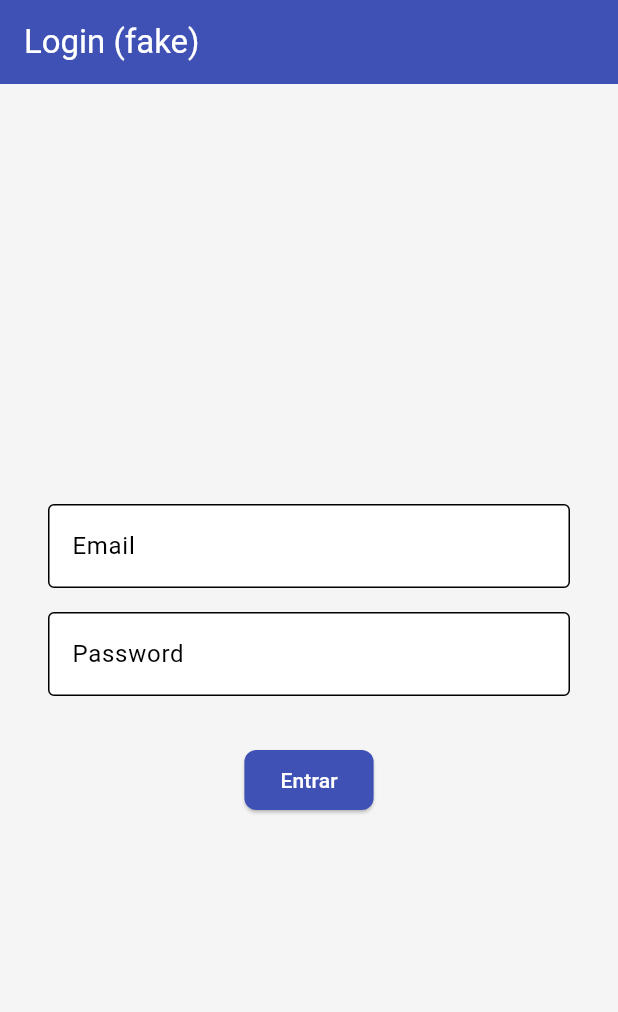
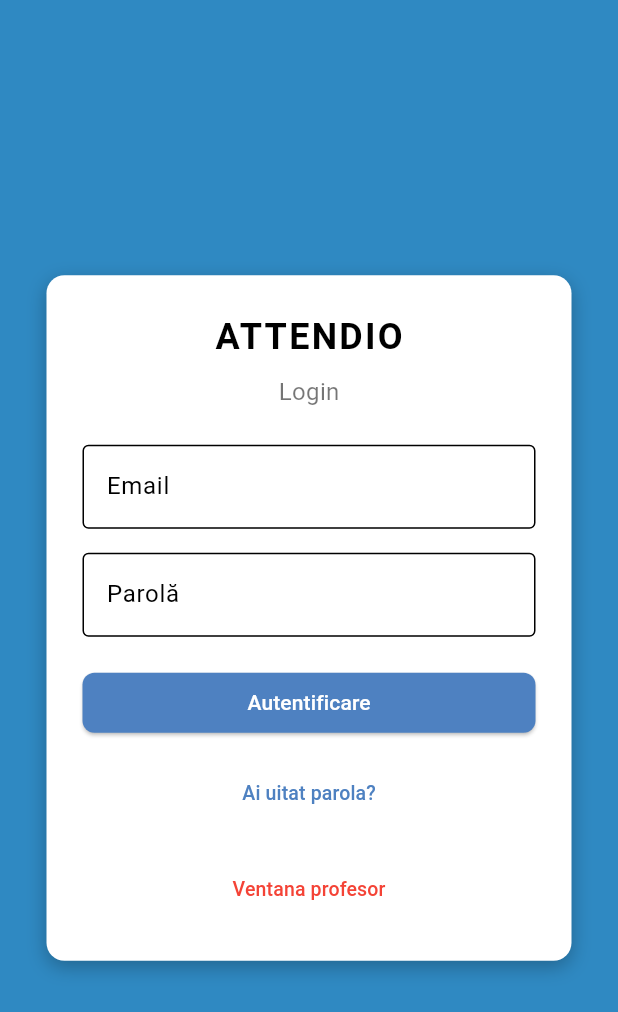
Before and after one commit to ARotija/Attendio-mobile, a Flutter app: the screen it shows after launch, on a phone screen of 412 x 824 dp. Shown: the top 1012 px of the screen. Run offline on Flutter 3.47's test engine with Material 3 defaults, Android fonts, the phone set to English and light mode, and no system bars; our stand-ins replace badges.

Commit message:
Descripción de tus cambios

```diff
--- a/lib/main.dart
+++ b/lib/main.dart
@@ -3,16 +3,16 @@ import 'theme.dart';
 import 'routes.dart';
 
 void main() {
-  runApp(EduNetApp());
+  runApp(Attendio());
 }
 
-class EduNetApp extends StatelessWidget {
-  const EduNetApp({super.key});
+class Attendio extends StatelessWidget {
+  const Attendio({super.key});
 
   @override
   Widget build(BuildContext context) {
     return MaterialApp(
-      title: 'EduNet',
+      title: 'Attendio',
       debugShowCheckedModeBanner: false,
       theme: lightTheme,
       initialRoute: '/login',
--- a/lib/screens/auth/login.dart
+++ b/lib/screens/auth/login.dart
@@ -1,4 +1,4 @@
-import 'package:flutter/material.dart';
+/*import 'package:flutter/material.dart';
 
 class LoginScreen extends StatelessWidget {
   static const routeName = '/login';
@@ -40,3 +40,104 @@ class LoginScreen extends StatelessWidget {
     );
   }
 }
+*/
+import 'package:flutter/material.dart';
+import 'package:attendio_mobile/theme.dart';
+
+class LoginScreen extends StatelessWidget {
+  static const routeName = '/login';
+
+  const LoginScreen({super.key});
+
+  @override
+  Widget build(BuildContext context) {
+    return Scaffold(
+      backgroundColor: AppColors.primarySwatch[400], // Fondo azul claro
+      body: Center(
+        child: Container(
+          width: 350,
+          padding: const EdgeInsets.all(24),
+          decoration: BoxDecoration(
+            color: Colors.white,
+            borderRadius: BorderRadius.circular(12),
+            boxShadow: const [
+              BoxShadow(
+                color: Colors.black26,
+                blurRadius: 10,
+                offset: Offset(0, 4),
+              ),
+            ],
+          ),
+          child: Column(
+            mainAxisSize: MainAxisSize.min,
+            children: [
+              const Text(
+                'ATTENDIO',
+                style: TextStyle(
+                  fontWeight: FontWeight.bold,
+                  fontSize: 24,
+                  letterSpacing: 1.5,
+                ),
+              ),
+              const SizedBox(height: 8),
+              const Text(
+                'Login',
+                style: TextStyle(
+                  fontSize: 16,
+                  color: Colors.black54,
+                ),
+              ),
+              const SizedBox(height: 24),
+              TextField(
+                decoration: InputDecoration(
+                  labelText: 'Email',
+                  hintText: 'name@gmail.com',
+                ),
+              ),
+              const SizedBox(height: 16),
+              TextField(
+                obscureText: true,
+                decoration: InputDecoration(
+                  labelText: 'Parolă',
+                  hintText: '********',
+                ),
+              ),
+              const SizedBox(height: 24),
+              SizedBox(
+                width: double.infinity,
+                height: 40,
+                child: ElevatedButton(
+                  onPressed: () {
+                    // Aquí deberías poner el destino real tras login
+                    Navigator.pushReplacementNamed(context, '/tutor/home');
+                  },
+                  child: const Text('Autentificare'),
+                ),
+              ),
+              const SizedBox(height: 16),
+              TextButton(
+                onPressed: () {
+                  // Acción de "Olvidé contraseña"
+                },
+                child: const Text(
+                  'Ai uitat parola?',
+                  style: TextStyle(fontSize: 13),
+                ),
+              ),
+              const SizedBox(height: 16),
+              TextButton(
+                onPressed: () {
+                  Navigator.pushReplacementNamed(context, '/student/home');
+                },
+                child: const Text(
+                  'Ventana profesor',
+                  style: TextStyle(fontSize: 13, color: Colors.red),
+                ),
+              )
+            ],
+          ),
+        ),
+      ),
+    );
+  }
+}
--- a/lib/screens/student/attendance.dart
+++ b/lib/screens/student/attendance.dart
@@ -8,8 +8,8 @@ class StudentAttendanceScreen extends StatelessWidget {
 
   // Dummy attendance stats per subject
   final Map<String, Map<String, int>> attendance = {
-    'Matemáticas': { 'present': 20, 'absent': 2 },
-    'Lengua':       { 'present': 22, 'absent': 0 },
+    'Matematica': { 'present': 20, 'absent': 2 },
+    'Limba si Literatura Romana':       { 'present': 22, 'absent': 0 },
     'Ciencias':     { 'present': 19, 'absent': 3 },
   };
 
@@ -25,7 +25,7 @@ class StudentAttendanceScreen extends StatelessWidget {
     return Scaffold(
       drawer: SidebarDrawer(role: 'student', currentRoute: routeName),
       appBar: AppBar(
-        title: Text('Mis Ausencias'),
+        title: Text('Prezenta mea'),
         actions: [
           NotificationBell(
             count: newNotificationsCount,
@@ -39,9 +39,9 @@ class StudentAttendanceScreen extends StatelessWidget {
         child: Column(
           crossAxisAlignment: CrossAxisAlignment.start,
           children: [
-            Text('Total Ausencias:', style: Theme.of(context).textTheme.titleMedium),
-            Text('Presente: $totalPresent'),
-            Text('Ausente:  $totalAbsent'),
+            Text('Total Absente:', style: Theme.of(context).textTheme.titleMedium),
+            Text('Prezent: $totalPresent'),
+            Text('Absent:  $totalAbsent'),
             Divider(height: 32),
             Expanded(
               child: ListView(
@@ -53,7 +53,7 @@ class StudentAttendanceScreen extends StatelessWidget {
                     margin: EdgeInsets.symmetric(vertical: 6),
                     child: ListTile(
                       title: Text(subj),
-                      subtitle: Text('Presente: $p · Ausente: $a'),
+                      subtitle: Text('Prezent: $p · Absent: $a'),
                       trailing: Row(
                         mainAxisSize: MainAxisSize.min,
                         children: [
--- a/lib/theme.dart
+++ b/lib/theme.dart
@@ -1,7 +1,21 @@
 import 'package:flutter/material.dart';
 
 class AppColors {
-  static const MaterialColor primarySwatch = Colors.indigo;
+  static const MaterialColor primarySwatch = MaterialColor(
+    0xFF4E81C1, // Color base: rgb(78, 129, 193)
+    <int, Color>{
+      50: Color(0xFFE1F0F8),
+      100: Color(0xFFB3D1E8),
+      200: Color(0xFF80B5D9),
+      300: Color(0xFF4D99C9),
+      400: Color(0xFF2F89C2),
+      500: Color(0xFF4E81C1), // Base
+      600: Color(0xFF4371B2),
+      700: Color(0xFF3960A3),
+      800: Color(0xFF2F4F94),
+      900: Color(0xFF263F86),
+    },
+  ); // Primary color: rgb(63, 81, 181)
   static const Color accent = Colors.amber;
   static const Color background = Color(0xFFF5F5F5);
   static const Color sidebar = Color(0xFF1F4E8C);
@@ -12,7 +26,7 @@ final ThemeData lightTheme = ThemeData(
   primarySwatch: AppColors.primarySwatch,
   colorScheme: ColorScheme.light(
     primary: AppColors.primarySwatch,
-    secondary: AppColors.accent,
+    secondary: const Color.fromARGB(255, 28, 255, 7),
     surface: AppColors.background,
   ),
   scaffoldBackgroundColor: AppColors.background,
--- a/lib/widgets/sidebar_drawer.dart
+++ b/lib/widgets/sidebar_drawer.dart
@@ -73,23 +73,23 @@ class SidebarDrawer extends StatelessWidget {
           _NavItem('Home', Icons.home, '/teacher/home'),
           _NavItem('Notas', Icons.note, '/teacher/notes'),
           _NavItem('Asistencias', Icons.how_to_reg, '/teacher/attendance'),
-          _NavItem('Buscar', Icons.search, '/teacher/search'),
+          _NavItem('Cauta', Icons.search, '/teacher/search'),
           _NavItem('Perfil', Icons.settings, '/teacher/profile'),
         ];
       case 'student':
         return [
           _NavItem('Home', Icons.home, '/student/home'),
-          _NavItem('Notas', Icons.note, '/student/notes'),
-          _NavItem('Ausencias', Icons.how_to_reg, '/student/attendance'),
-          _NavItem('Notificaciones', Icons.notifications, '/student/notifications'),
+          _NavItem('Note', Icons.note, '/student/notes'),
+          _NavItem('Absente', Icons.how_to_reg, '/student/attendance'),
+          _NavItem('Notificatii', Icons.notifications, '/student/notifications'),
           _NavItem('Perfil', Icons.settings, '/student/profile'),
         ];
       case 'tutor':
         return [
           _NavItem('Home', Icons.home, '/tutor/home'),
-          _NavItem('Notas', Icons.note, '/tutor/notes'),
-          _NavItem('Ausencias', Icons.how_to_reg, '/tutor/attendance'),
-          _NavItem('Notificaciones', Icons.notifications, '/tutor/notifications'),
+          _NavItem('Note', Icons.note, '/tutor/notes'),
+          _NavItem('Absente', Icons.how_to_reg, '/tutor/attendance'),
+          _NavItem('Notificari', Icons.notifications, '/tutor/notifications'),
           _NavItem('Perfil', Icons.settings, '/tutor/profile'),
         ];
       default:
```
